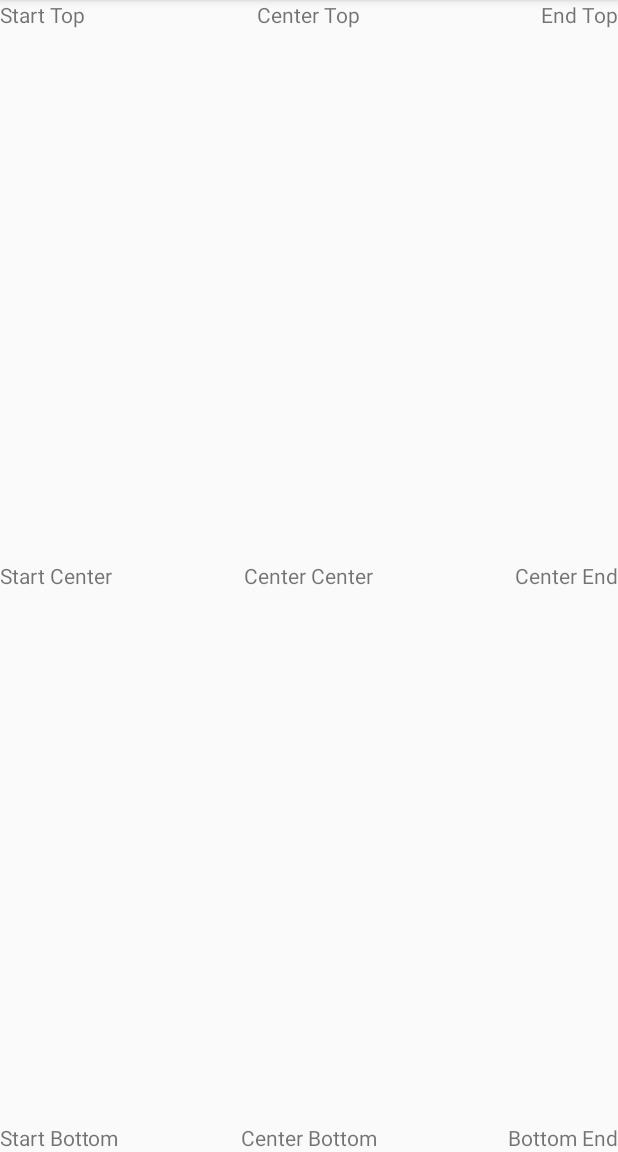
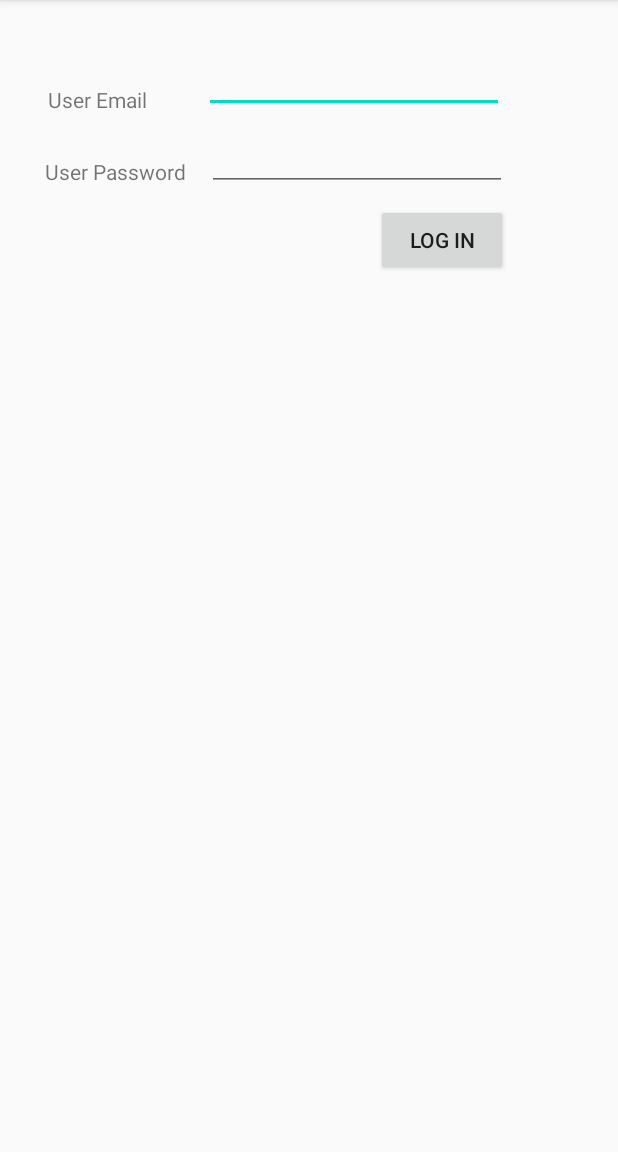
Before and after one commit to UmairJibran/android, an Android app: the screen it shows after launch (MainActivity), on a phone screen of 412 x 824 dp, the part 84-1236 px from its top. Run offline under Robolectric (Android 15) with nearby library versions, the phone set to English and light mode, and no system bars.

Commit message:
complete absolute layout for assignment 3

```diff
--- a/Assignment3/app/src/main/res/layout/activity_main.xml
+++ b/Assignment3/app/src/main/res/layout/activity_main.xml
@@ -1,80 +1,44 @@
 <?xml version="1.0" encoding="utf-8"?>
-<androidx.constraintlayout.widget.ConstraintLayout xmlns:android="http://schemas.android.com/apk/res/android"
-    xmlns:app="http://schemas.android.com/apk/res-auto"
-    xmlns:tools="http://schemas.android.com/tools"
-    android:layout_width="match_parent"
-    android:layout_height="match_parent"
-    tools:context=".MainActivity" >
-
-    <FrameLayout
-        android:layout_width="match_parent"
-        android:layout_height="match_parent"
-        app:layout_constraintBottom_toBottomOf="parent"
-        app:layout_constraintEnd_toEndOf="parent"
-        app:layout_constraintStart_toStartOf="parent"
-        app:layout_constraintTop_toTopOf="parent">
+<AbsoluteLayout xmlns:android="http://schemas.android.com/apk/res/android"
+    android:layout_height="fill_parent"
+    android:layout_width="fill_parent">
 
     <TextView
-            android:id="@+id/textView20"
+        android:id="@+id/textView29"
         android:layout_width="wrap_content"
         android:layout_height="wrap_content"
-            android:layout_gravity="start"
-            android:text="Start Top" />
+        android:layout_x="32dp"
+        android:layout_y="57dp"
+        android:text="User Email" />
+
+    <EditText
+        android:id="@+id/editTextTextPersonName"
+        android:layout_width="200dp"
+        android:layout_height="wrap_content"
+        android:layout_x="136dp"
+        android:layout_y="30dp"
+        android:width="100px" />
 
     <TextView
-            android:id="@+id/textView21"
         android:layout_width="wrap_content"
         android:layout_height="wrap_content"
-            android:layout_gravity="center_horizontal"
-            android:text="Center Top" />
+        android:layout_x="30dp"
+        android:layout_y="105dp"
+        android:text="User Password" />
 
-        <TextView
-            android:id="@+id/textView22"
+    <EditText
+        android:id="@+id/editTextTextPersonName2"
+        android:layout_width="200dp"
+        android:layout_height="wrap_content"
+        android:layout_x="138dp"
+        android:layout_y="82dp"
+        android:width="100px" />
+
+    <Button
         android:layout_width="wrap_content"
         android:layout_height="wrap_content"
-            android:layout_gravity="center_horizontal|end"
-            android:text="End Top" />
+        android:layout_x="251dp"
+        android:layout_y="136dp"
+        android:text="Log In" />
 
-        <TextView
-            android:id="@+id/textView23"
-            android:layout_width="wrap_content"
-            android:layout_height="wrap_content"
-            android:layout_gravity="center_vertical|end"
-            android:text="Center End" />
-
-        <TextView
-            android:id="@+id/textView24"
-            android:layout_width="wrap_content"
-            android:layout_height="wrap_content"
-            android:layout_gravity="center_horizontal|center_vertical"
-            android:text="Center Center" />
-
-        <TextView
-            android:id="@+id/textView25"
-            android:layout_width="wrap_content"
-            android:layout_height="wrap_content"
-            android:layout_gravity="start|center_vertical"
-            android:text="Start Center" />
-
-        <TextView
-            android:id="@+id/textView26"
-            android:layout_width="wrap_content"
-            android:layout_height="wrap_content"
-            android:layout_gravity="bottom|end"
-            android:text="Bottom End" />
-
-        <TextView
-            android:id="@+id/textView27"
-            android:layout_width="wrap_content"
-            android:layout_height="wrap_content"
-            android:layout_gravity="bottom|center"
-            android:text="Center Bottom" />
-
-        <TextView
-            android:id="@+id/textView28"
-            android:layout_width="wrap_content"
-            android:layout_height="wrap_content"
-            android:layout_gravity="bottom|start"
-            android:text="Start Bottom" />
-    </FrameLayout>
-</androidx.constraintlayout.widget.ConstraintLayout>
+</AbsoluteLayout>
```
Lines whose indentation alone changed are shown as unchanged.
